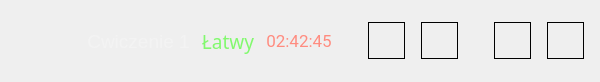
Qt form ExerciseHeaderWidget.ui (SiekamCebule/szybkie-pisanie) before a commit.
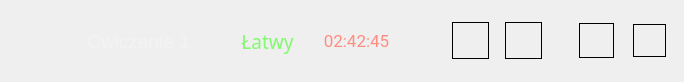
The same form after that commit. Icons and pictures are not drawn.

```diff
--- a/ExerciseHeaderWidget.ui
+++ b/ExerciseHeaderWidget.ui
@@ -6,13 +6,13 @@
    <rect>
     <x>0</x>
     <y>0</y>
-    <width>600</width>
+    <width>684</width>
     <height>82</height>
    </rect>
   </property>
   <property name="maximumSize">
    <size>
-    <width>600</width>
+    <width>16777215</width>
     <height>98</height>
    </size>
   </property>
@@ -90,6 +90,22 @@
      </property>
     </widget>
    </item>
+   <item>
+    <spacer name="horizontalSpacer_4">
+     <property name="orientation">
+      <enum>Qt::Horizontal</enum>
+     </property>
+     <property name="sizeType">
+      <enum>QSizePolicy::Maximum</enum>
+     </property>
+     <property name="sizeHint" stdset="0">
+      <size>
+       <width>30</width>
+       <height>20</height>
+      </size>
+     </property>
+    </spacer>
+   </item>
    <item>
     <widget class="QLabel" name="label_difficulty">
      <property name="maximumSize">
@@ -155,7 +171,7 @@
      </property>
      <property name="sizeHint" stdset="0">
       <size>
-       <width>25</width>
+       <width>43</width>
        <height>20</height>
       </size>
      </property>
@@ -272,7 +288,7 @@
      <property name="styleSheet">
       <string notr="true">QPushButton
 {
-	margin: 5px;
+	margin: 6px;
 border: 1px solid;
 }</string>
      </property>
@@ -311,7 +327,7 @@
      <property name="styleSheet">
       <string notr="true">QPushButton
 {
-	margin: 5px;
+margin: 7px;
 border: 1px solid;
 }</string>
      </property>
```
Left out of the diff: 1 changed line with no effect on the pictures.
